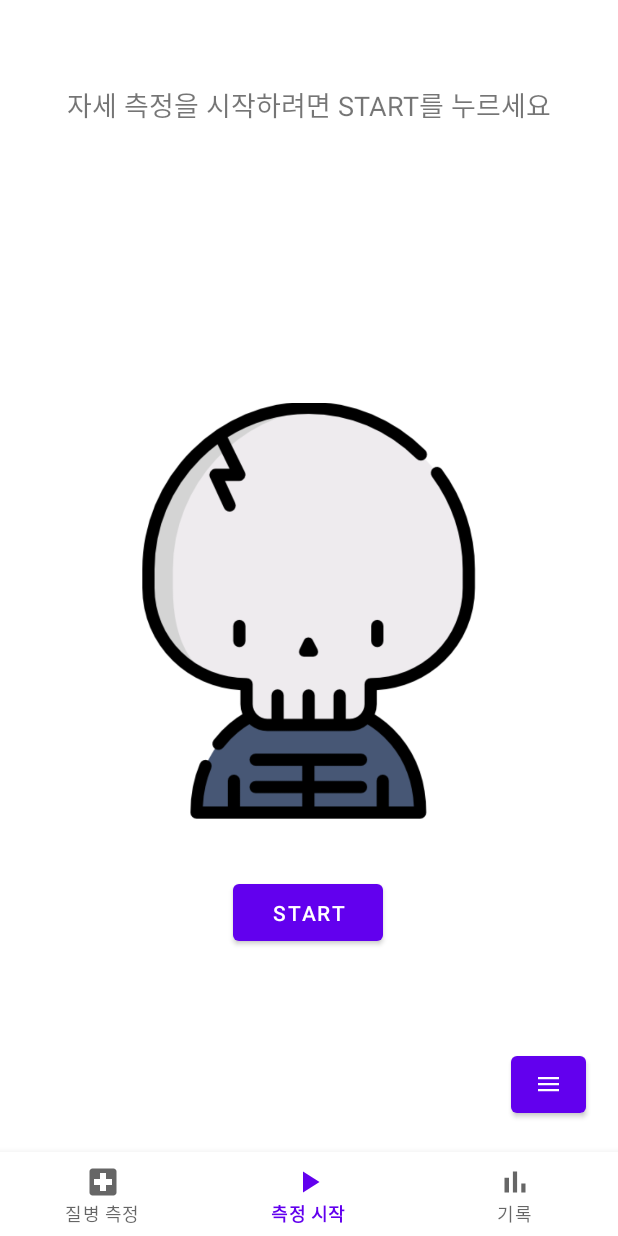
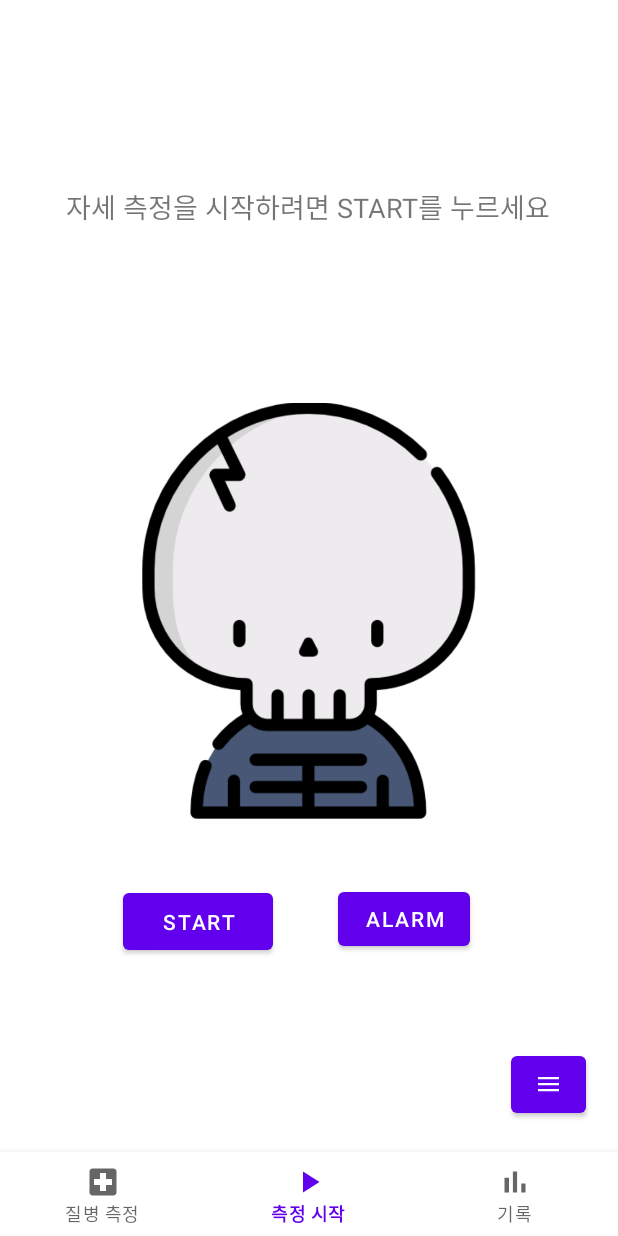
Before and after one commit to changhyeon12333/Keepo-project, an Android app: the DashboardFragment screen opened through its navigation route, on a phone screen of 412 x 824 dp. Run offline under Robolectric (Android 15) with nearby library versions, the phone set to English and light mode, and no system bars; our stand-ins replace navigation-ui.

Commit message:
alarm button

```diff
--- a/app/src/main/java/com/example/keepo_app/ui/dashboard/DashboardFragment.kt
+++ b/app/src/main/java/com/example/keepo_app/ui/dashboard/DashboardFragment.kt
@@ -47,6 +47,17 @@ class DashboardFragment : Fragment() {
                 // activity?.finish()
             }
         })
+        val alarmButton = view.findViewById<Button>(R.id.alarm_button)
+
+        alarmButton.setOnClickListener(object :View.OnClickListener {
+            override fun onClick(v: View?) {
+                //여기
+                val intent = Intent(context, AlarmActivity::class.java)
+                startActivity(intent)
+                // 다른 액티비티에서 전환할 때
+                // activity?.finish()
+            }
+        })
         val textView: TextView = binding.textDashboard
         dashboardViewModel.text.observe(viewLifecycleOwner) {
             textView.text = it
--- a/app/src/main/res/layout/fragment_dashboard.xml
+++ b/app/src/main/res/layout/fragment_dashboard.xml
@@ -10,11 +10,12 @@
         android:id="@+id/textDashboard"
         android:layout_width="wrap_content"
         android:layout_height="wrap_content"
+        android:layout_marginTop="68dp"
         android:text="자세 측정을 시작하려면 START를 누르세요"
         android:textSize="18sp"
         app:layout_constraintBottom_toTopOf="@+id/button"
         app:layout_constraintEnd_toEndOf="parent"
-        app:layout_constraintHorizontal_bias="0.498"
+        app:layout_constraintHorizontal_bias="0.494"
         app:layout_constraintStart_toStartOf="parent"
         app:layout_constraintTop_toTopOf="parent"
         app:layout_constraintVertical_bias="0.195" />
@@ -26,10 +27,10 @@
         android:text="start"
         app:layout_constraintBottom_toBottomOf="parent"
         app:layout_constraintEnd_toEndOf="parent"
-        app:layout_constraintHorizontal_bias="0.498"
+        app:layout_constraintHorizontal_bias="0.263"
         app:layout_constraintStart_toStartOf="parent"
         app:layout_constraintTop_toTopOf="parent"
-        app:layout_constraintVertical_bias="0.734" />
+        app:layout_constraintVertical_bias="0.743" />
 
     <ImageView
         android:id="@+id/imageView2"
@@ -43,4 +44,17 @@
         app:layout_constraintTop_toTopOf="parent"
         app:layout_constraintVertical_bias="0.418" />
 
+    <Button
+        android:id="@+id/alarm_button"
+        android:layout_width="wrap_content"
+        android:layout_height="wrap_content"
+        android:layout_marginStart="143dp"
+        android:text="alarm"
+        app:layout_constraintBottom_toBottomOf="parent"
+        app:layout_constraintEnd_toEndOf="parent"
+        app:layout_constraintHorizontal_bias="0.0"
+        app:layout_constraintStart_toStartOf="@+id/botton_start"
+        app:layout_constraintTop_toTopOf="parent"
+        app:layout_constraintVertical_bias="0.74" />
+
 </androidx.constraintlayout.widget.ConstraintLayout>
```
